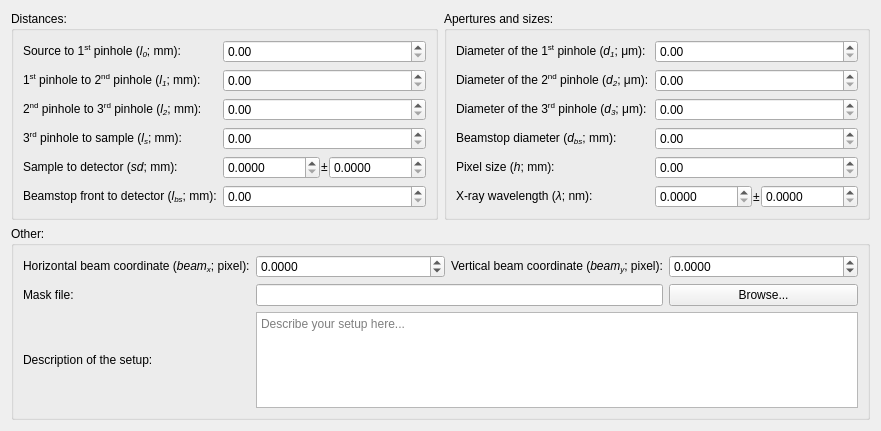
This is cct/qtgui/setup/geometry/geometry.ui in awacha/cct as Qt 5 draws it before an edit. The edited form follows.
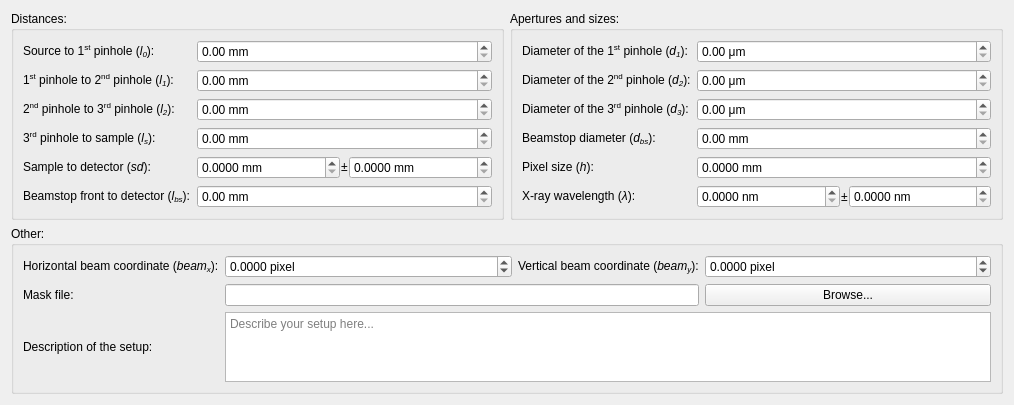
This is the edited form. Icons and pictures are not drawn.

What changed in the file:
```diff
--- a/cct/qtgui/setup/geometry/geometry.ui
+++ b/cct/qtgui/setup/geometry/geometry.ui
@@ -6,8 +6,8 @@
    <rect>
     <x>0</x>
     <y>0</y>
-    <width>846</width>
-    <height>431</height>
+    <width>1014</width>
+    <height>399</height>
    </rect>
   </property>
   <property name="windowTitle">
@@ -42,42 +42,42 @@
          <item row="0" column="0">
           <widget class="QLabel" name="label">
            <property name="text">
-            <string>&lt;html&gt;&lt;head/&gt;&lt;body&gt;&lt;p&gt;Source to 1&lt;span style=&quot; vertical-align:super;&quot;&gt;st&lt;/span&gt; pinhole (&lt;span style=&quot; font-style:italic;&quot;&gt;l&lt;/span&gt;&lt;span style=&quot; font-style:italic; vertical-align:sub;&quot;&gt;0&lt;/span&gt;; mm):&lt;/p&gt;&lt;/body&gt;&lt;/html&gt;</string>
+            <string>&lt;html&gt;&lt;head/&gt;&lt;body&gt;&lt;p&gt;Source to 1&lt;span style=&quot; vertical-align:super;&quot;&gt;st&lt;/span&gt; pinhole (&lt;span style=&quot; font-style:italic;&quot;&gt;l&lt;/span&gt;&lt;span style=&quot; font-style:italic; vertical-align:sub;&quot;&gt;0&lt;/span&gt;):&lt;/p&gt;&lt;/body&gt;&lt;/html&gt;</string>
            </property>
           </widget>
          </item>
          <item row="1" column="0">
           <widget class="QLabel" name="label_2">
            <property name="text">
-            <string>&lt;html&gt;&lt;head/&gt;&lt;body&gt;&lt;p&gt;1&lt;span style=&quot; vertical-align:super;&quot;&gt;st&lt;/span&gt; pinhole to 2&lt;span style=&quot; vertical-align:super;&quot;&gt;nd&lt;/span&gt; pinhole (&lt;span style=&quot; font-style:italic;&quot;&gt;l&lt;/span&gt;&lt;span style=&quot; font-style:italic; vertical-align:sub;&quot;&gt;1&lt;/span&gt;; mm): &lt;/p&gt;&lt;/body&gt;&lt;/html&gt;</string>
+            <string>&lt;html&gt;&lt;head/&gt;&lt;body&gt;&lt;p&gt;1&lt;span style=&quot; vertical-align:super;&quot;&gt;st&lt;/span&gt; pinhole to 2&lt;span style=&quot; vertical-align:super;&quot;&gt;nd&lt;/span&gt; pinhole (&lt;span style=&quot; font-style:italic;&quot;&gt;l&lt;/span&gt;&lt;span style=&quot; font-style:italic; vertical-align:sub;&quot;&gt;1&lt;/span&gt;): &lt;/p&gt;&lt;/body&gt;&lt;/html&gt;</string>
            </property>
           </widget>
          </item>
          <item row="2" column="0">
           <widget class="QLabel" name="label_3">
            <property name="text">
-            <string>&lt;html&gt;&lt;head/&gt;&lt;body&gt;&lt;p&gt;2&lt;span style=&quot; vertical-align:super;&quot;&gt;nd&lt;/span&gt; pinhole to 3&lt;span style=&quot; vertical-align:super;&quot;&gt;rd&lt;/span&gt; pinhole (&lt;span style=&quot; font-style:italic;&quot;&gt;l&lt;/span&gt;&lt;span style=&quot; font-style:italic; vertical-align:sub;&quot;&gt;2&lt;/span&gt;; mm):&lt;/p&gt;&lt;/body&gt;&lt;/html&gt;</string>
+            <string>&lt;html&gt;&lt;head/&gt;&lt;body&gt;&lt;p&gt;2&lt;span style=&quot; vertical-align:super;&quot;&gt;nd&lt;/span&gt; pinhole to 3&lt;span style=&quot; vertical-align:super;&quot;&gt;rd&lt;/span&gt; pinhole (&lt;span style=&quot; font-style:italic;&quot;&gt;l&lt;/span&gt;&lt;span style=&quot; font-style:italic; vertical-align:sub;&quot;&gt;2&lt;/span&gt;):&lt;/p&gt;&lt;/body&gt;&lt;/html&gt;</string>
            </property>
           </widget>
          </item>
          <item row="3" column="0">
           <widget class="QLabel" name="label_4">
            <property name="text">
-            <string>&lt;html&gt;&lt;head/&gt;&lt;body&gt;&lt;p&gt;3&lt;span style=&quot; vertical-align:super;&quot;&gt;rd&lt;/span&gt; pinhole to sample (&lt;span style=&quot; font-style:italic;&quot;&gt;l&lt;/span&gt;&lt;span style=&quot; font-style:italic; vertical-align:sub;&quot;&gt;s&lt;/span&gt;; mm):&lt;/p&gt;&lt;/body&gt;&lt;/html&gt;</string>
+            <string>&lt;html&gt;&lt;head/&gt;&lt;body&gt;&lt;p&gt;3&lt;span style=&quot; vertical-align:super;&quot;&gt;rd&lt;/span&gt; pinhole to sample (&lt;span style=&quot; font-style:italic;&quot;&gt;l&lt;/span&gt;&lt;span style=&quot; font-style:italic; vertical-align:sub;&quot;&gt;s&lt;/span&gt;):&lt;/p&gt;&lt;/body&gt;&lt;/html&gt;</string>
            </property>
           </widget>
          </item>
          <item row="4" column="0">
           <widget class="QLabel" name="label_5">
            <property name="text">
-            <string>Sample to detector (&lt;i&gt;sd&lt;/i&gt;; mm):</string>
+            <string>&lt;html&gt;&lt;head/&gt;&lt;body&gt;&lt;p&gt;Sample to detector (&lt;span style=&quot; font-style:italic;&quot;&gt;sd&lt;/span&gt;):&lt;/p&gt;&lt;/body&gt;&lt;/html&gt;</string>
            </property>
           </widget>
          </item>
          <item row="5" column="0">
           <widget class="QLabel" name="label_6">
            <property name="text">
-            <string>Beamstop front to detector (&lt;i&gt;l&lt;sub&gt;bs&lt;/sub&gt;&lt;/i&gt;; mm):</string>
+            <string>&lt;html&gt;&lt;head/&gt;&lt;body&gt;&lt;p&gt;Beamstop front to detector (&lt;span style=&quot; font-style:italic;&quot;&gt;l&lt;/span&gt;&lt;span style=&quot; font-style:italic; vertical-align:sub;&quot;&gt;bs&lt;/span&gt;):&lt;/p&gt;&lt;/body&gt;&lt;/html&gt;</string>
            </property>
           </widget>
          </item>
@@ -89,8 +89,11 @@
              <verstretch>0</verstretch>
             </sizepolicy>
            </property>
+           <property name="suffix">
+            <string> mm</string>
+           </property>
            <property name="maximum">
-            <double>100000.000000000000000</double>
+            <double>10000.000000000000000</double>
            </property>
           </widget>
          </item>
@@ -102,8 +105,11 @@
              <verstretch>0</verstretch>
             </sizepolicy>
            </property>
+           <property name="suffix">
+            <string> mm</string>
+           </property>
            <property name="maximum">
-            <double>100000.000000000000000</double>
+            <double>10000.000000000000000</double>
            </property>
           </widget>
          </item>
@@ -115,8 +121,11 @@
              <verstretch>0</verstretch>
             </sizepolicy>
            </property>
+           <property name="suffix">
+            <string> mm</string>
+           </property>
            <property name="maximum">
-            <double>100000.000000000000000</double>
+            <double>10000.000000000000000</double>
            </property>
           </widget>
          </item>
@@ -128,8 +137,11 @@
              <verstretch>0</verstretch>
             </sizepolicy>
            </property>
+           <property name="suffix">
+            <string> mm</string>
+           </property>
            <property name="maximum">
-            <double>100000.000000000000000</double>
+            <double>10000.000000000000000</double>
            </property>
           </widget>
          </item>
@@ -141,8 +153,11 @@
              <verstretch>0</verstretch>
             </sizepolicy>
            </property>
+           <property name="suffix">
+            <string> mm</string>
+           </property>
            <property name="maximum">
-            <double>100000.000000000000000</double>
+            <double>1000.000000000000000</double>
            </property>
           </widget>
          </item>
@@ -172,11 +187,14 @@
                 <verstretch>0</verstretch>
                </sizepolicy>
               </property>
+              <property name="suffix">
+               <string> mm</string>
+              </property>
               <property name="decimals">
                <number>4</number>
               </property>
               <property name="maximum">
-               <double>100000.000000000000000</double>
+               <double>99999.000000000000000</double>
               </property>
              </widget>
             </item>
@@ -195,11 +213,14 @@
                 <verstretch>0</verstretch>
                </sizepolicy>
               </property>
+              <property name="suffix">
+               <string> mm</string>
+              </property>
               <property name="decimals">
                <number>4</number>
               </property>
               <property name="maximum">
-               <double>100000.000000000000000</double>
+               <double>99999.000000000000000</double>
               </property>
              </widget>
             </item>
@@ -218,7 +239,7 @@
          <item row="0" column="0">
           <widget class="QLabel" name="label_8">
            <property name="text">
-            <string>&lt;html&gt;&lt;head/&gt;&lt;body&gt;&lt;p&gt;Diameter of the 1&lt;span style=&quot; vertical-align:super;&quot;&gt;st&lt;/span&gt; pinhole (&lt;span style=&quot; font-style:italic;&quot;&gt;d&lt;/span&gt;&lt;span style=&quot; font-style:italic; vertical-align:sub;&quot;&gt;1&lt;/span&gt;; μm):&lt;/p&gt;&lt;/body&gt;&lt;/html&gt;</string>
+            <string>&lt;html&gt;&lt;head/&gt;&lt;body&gt;&lt;p&gt;Diameter of the 1&lt;span style=&quot; vertical-align:super;&quot;&gt;st&lt;/span&gt; pinhole (&lt;span style=&quot; font-style:italic;&quot;&gt;d&lt;/span&gt;&lt;span style=&quot; font-style:italic; vertical-align:sub;&quot;&gt;1&lt;/span&gt;):&lt;/p&gt;&lt;/body&gt;&lt;/html&gt;</string>
            </property>
           </widget>
          </item>
@@ -230,15 +251,18 @@
              <verstretch>0</verstretch>
             </sizepolicy>
            </property>
+           <property name="suffix">
+            <string> μm</string>
+           </property>
            <property name="maximum">
-            <double>100000.000000000000000</double>
+            <double>10000.000000000000000</double>
            </property>
           </widget>
          </item>
          <item row="1" column="0">
           <widget class="QLabel" name="label_9">
            <property name="text">
-            <string>Diameter of the 2&lt;sup&gt;nd&lt;/sup&gt; pinhole (&lt;i&gt;d&lt;sub&gt;2&lt;/sub&gt;&lt;/i&gt;; μm):</string>
+            <string>&lt;html&gt;&lt;head/&gt;&lt;body&gt;&lt;p&gt;Diameter of the 2&lt;span style=&quot; vertical-align:super;&quot;&gt;nd&lt;/span&gt; pinhole (&lt;span style=&quot; font-style:italic;&quot;&gt;d&lt;/span&gt;&lt;span style=&quot; font-style:italic; vertical-align:sub;&quot;&gt;2&lt;/span&gt;):&lt;/p&gt;&lt;/body&gt;&lt;/html&gt;</string>
            </property>
           </widget>
          </item>
@@ -250,15 +274,18 @@
              <verstretch>0</verstretch>
             </sizepolicy>
            </property>
+           <property name="suffix">
+            <string> μm</string>
+           </property>
            <property name="maximum">
-            <double>100000.000000000000000</double>
+            <double>10000.000000000000000</double>
            </property>
           </widget>
          </item>
          <item row="2" column="0">
           <widget class="QLabel" name="label_10">
            <property name="text">
-            <string>&lt;html&gt;&lt;head/&gt;&lt;body&gt;&lt;p&gt;Diameter of the 3&lt;span style=&quot; vertical-align:super;&quot;&gt;rd&lt;/span&gt; pinhole (&lt;span style=&quot; font-style:italic;&quot;&gt;d&lt;/span&gt;&lt;span style=&quot; font-style:italic; vertical-align:sub;&quot;&gt;3&lt;/span&gt;; μm):&lt;/p&gt;&lt;/body&gt;&lt;/html&gt;</string>
+            <string>&lt;html&gt;&lt;head/&gt;&lt;body&gt;&lt;p&gt;Diameter of the 3&lt;span style=&quot; vertical-align:super;&quot;&gt;rd&lt;/span&gt; pinhole (&lt;span style=&quot; font-style:italic;&quot;&gt;d&lt;/span&gt;&lt;span style=&quot; font-style:italic; vertical-align:sub;&quot;&gt;3&lt;/span&gt;):&lt;/p&gt;&lt;/body&gt;&lt;/html&gt;</string>
            </property>
           </widget>
          </item>
@@ -270,15 +297,18 @@
              <verstretch>0</verstretch>
             </sizepolicy>
            </property>
+           <property name="suffix">
+            <string> μm</string>
+           </property>
            <property name="maximum">
-            <double>100000.000000000000000</double>
+            <double>10000.000000000000000</double>
            </property>
           </widget>
          </item>
          <item row="3" column="0">
           <widget class="QLabel" name="label_11">
            <property name="text">
-            <string>Beamstop diameter (&lt;i&gt;d&lt;sub&gt;bs&lt;/sub&gt;&lt;/i&gt;; mm):</string>
+            <string>&lt;html&gt;&lt;head/&gt;&lt;body&gt;&lt;p&gt;Beamstop diameter (&lt;span style=&quot; font-style:italic;&quot;&gt;d&lt;/span&gt;&lt;span style=&quot; font-style:italic; vertical-align:sub;&quot;&gt;bs&lt;/span&gt;):&lt;/p&gt;&lt;/body&gt;&lt;/html&gt;</string>
            </property>
           </widget>
          </item>
@@ -290,15 +320,18 @@
              <verstretch>0</verstretch>
             </sizepolicy>
            </property>
+           <property name="suffix">
+            <string> mm</string>
+           </property>
            <property name="maximum">
-            <double>100000.000000000000000</double>
+            <double>100.000000000000000</double>
            </property>
           </widget>
          </item>
          <item row="4" column="0">
           <widget class="QLabel" name="label_12">
            <property name="text">
-            <string>Pixel size (&lt;i&gt;h&lt;/i&gt;; mm):</string>
+            <string>&lt;html&gt;&lt;head/&gt;&lt;body&gt;&lt;p&gt;Pixel size (&lt;span style=&quot; font-style:italic;&quot;&gt;h&lt;/span&gt;):&lt;/p&gt;&lt;/body&gt;&lt;/html&gt;</string>
            </property>
           </widget>
          </item>
@@ -310,15 +343,21 @@
              <verstretch>0</verstretch>
             </sizepolicy>
            </property>
+           <property name="suffix">
+            <string> mm</string>
+           </property>
+           <property name="decimals">
+            <number>4</number>
+           </property>
            <property name="maximum">
-            <double>100000.000000000000000</double>
+            <double>10.000000000000000</double>
            </property>
           </widget>
          </item>
          <item row="5" column="0">
           <widget class="QLabel" name="label_15">
            <property name="text">
-            <string>X-ray wavelength (&lt;i&gt;λ&lt;/i&gt;; nm):</string>
+            <string>&lt;html&gt;&lt;head/&gt;&lt;body&gt;&lt;p&gt;X-ray wavelength (&lt;span style=&quot; font-style:italic;&quot;&gt;λ&lt;/span&gt;):&lt;/p&gt;&lt;/body&gt;&lt;/html&gt;</string>
            </property>
           </widget>
          </item>
@@ -348,11 +387,14 @@
                 <verstretch>0</verstretch>
                </sizepolicy>
               </property>
+              <property name="suffix">
+               <string> nm</string>
+              </property>
               <property name="decimals">
                <number>4</number>
               </property>
               <property name="maximum">
-               <double>100000.000000000000000</double>
+               <double>10.000000000000000</double>
               </property>
              </widget>
             </item>
@@ -371,11 +413,14 @@
                 <verstretch>0</verstretch>
                </sizepolicy>
               </property>
+              <property name="suffix">
+               <string> nm</string>
+              </property>
               <property name="decimals">
                <number>4</number>
               </property>
               <property name="maximum">
-               <double>100000.000000000000000</double>
+               <double>10.000000000000000</double>
               </property>
              </widget>
             </item>
@@ -404,7 +449,7 @@
       <item row="0" column="2">
        <widget class="QLabel" name="label_14">
         <property name="text">
-         <string>&lt;html&gt;&lt;head/&gt;&lt;body&gt;&lt;p&gt;Vertical beam coordinate (&lt;span style=&quot; font-style:italic;&quot;&gt;beam&lt;/span&gt;&lt;span style=&quot; font-style:italic; vertical-align:sub;&quot;&gt;y&lt;/span&gt;; pixel):&lt;/p&gt;&lt;/body&gt;&lt;/html&gt;</string>
+         <string>&lt;html&gt;&lt;head/&gt;&lt;body&gt;&lt;p&gt;Vertical beam coordinate (&lt;span style=&quot; font-style:italic;&quot;&gt;beam&lt;/span&gt;&lt;span style=&quot; font-style:italic; vertical-align:sub;&quot;&gt;y&lt;/span&gt;):&lt;/p&gt;&lt;/body&gt;&lt;/html&gt;</string>
         </property>
        </widget>
       </item>
@@ -425,7 +470,7 @@
       <item row="0" column="0">
        <widget class="QLabel" name="label_13">
         <property name="text">
-         <string>Horizontal beam coordinate (&lt;i&gt;beam&lt;sub&gt;x&lt;/sub&gt;&lt;/i&gt;; pixel):</string>
+         <string>&lt;html&gt;&lt;head/&gt;&lt;body&gt;&lt;p&gt;Horizontal beam coordinate (&lt;span style=&quot; font-style:italic;&quot;&gt;beam&lt;/span&gt;&lt;span style=&quot; font-style:italic; vertical-align:sub;&quot;&gt;x&lt;/span&gt;):&lt;/p&gt;&lt;/body&gt;&lt;/html&gt;</string>
         </property>
        </widget>
       </item>
@@ -437,14 +482,17 @@
           <verstretch>0</verstretch>
          </sizepolicy>
         </property>
+        <property name="suffix">
+         <string> pixel</string>
+        </property>
         <property name="decimals">
          <number>4</number>
         </property>
         <property name="minimum">
-         <double>-100000.000000000000000</double>
+         <double>-9999.000000000000000</double>
         </property>
         <property name="maximum">
-         <double>100000.000000000000000</double>
+         <double>9999.000000000000000</double>
         </property>
        </widget>
       </item>
@@ -457,6 +505,9 @@
       </item>
       <item row="3" column="1" colspan="3">
        <widget class="QPlainTextEdit" name="descriptionPlainTextEdit">
+        <property name="backgroundVisible">
+         <bool>false</bool>
+        </property>
         <property name="placeholderText">
          <string>Describe your setup here...</string>
         </property>
@@ -470,14 +521,17 @@
           <verstretch>0</verstretch>
          </sizepolicy>
         </property>
+        <property name="suffix">
+         <string> pixel</string>
+        </property>
         <property name="decimals">
          <number>4</number>
         </property>
         <property name="minimum">
-         <double>-100000.000000000000000</double>
+         <double>-9999.000000000000000</double>
         </property>
         <property name="maximum">
-         <double>100000.000000000000000</double>
+         <double>9999.000000000000000</double>
         </property>
        </widget>
       </item>
```
Left out of the diff: 3 changed lines with no effect on the pictures.
